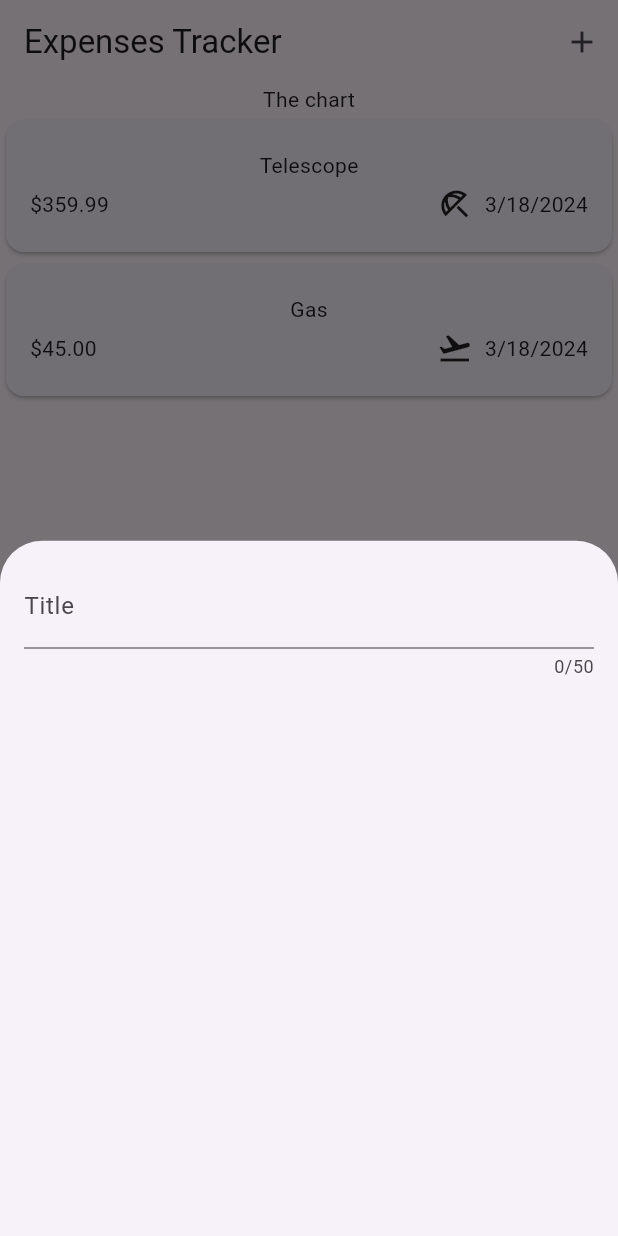
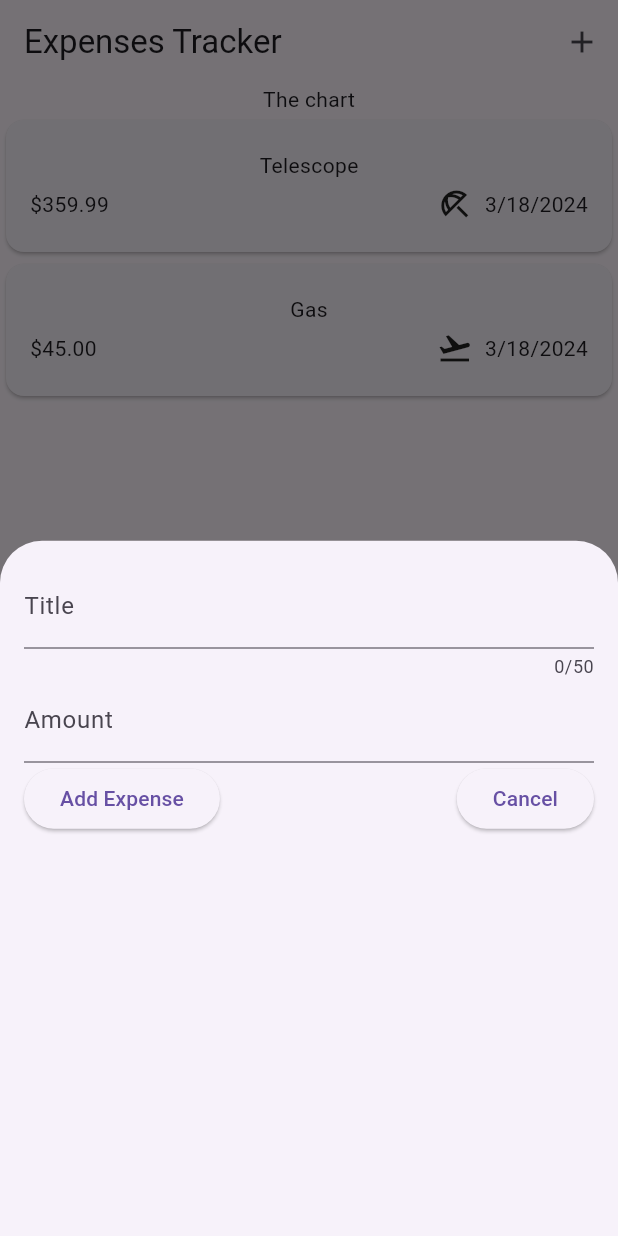
Before and after one commit to SheeloveDol/expense-tracker, a Flutter app: the screen it shows after launch, after a tap on the "add" icon, on a phone screen of 412 x 824 dp. Run offline on Flutter 3.47's test engine with Material 3 defaults, Android fonts, the phone set to English and light mode, and no system bars.

Commit message:
Added Textfield input for amount and added cancel button to close modal

```diff
--- a/lib/widgets/new_expense.dart
+++ b/lib/widgets/new_expense.dart
@@ -8,17 +8,56 @@ class NewExpense extends StatefulWidget {
 }
 
 class _NewExpenseState extends State<NewExpense> {
+  // creating controller to get the value of the text field
+  final _titleController = TextEditingController();
+  final _amountController = TextEditingController();
+
+  // VERY IMPORTANT! Dispose of the controller when the widget is removed from the widget tree
+  @override
+  void dispose() {
+    _titleController.dispose();
+    _amountController.dispose();
+    super.dispose();
+  }
+
   @override
   Widget build(BuildContext context) {
-    return const Padding(
-      padding: EdgeInsets.all(16.0),
+    return Padding(
+      padding: const EdgeInsets.all(16.0),
       child: Column(
         children: [
           TextField(
+            controller: _titleController,
             maxLength: 50,
-            decoration: InputDecoration(
+            decoration: const InputDecoration(
               label: Text('Title'),
             ),
+          ),
+          TextField(
+            controller: _amountController,
+            keyboardType: TextInputType.number,
+            decoration: const InputDecoration(
+              prefixText: '\$ ',
+              label: Text('Amount'),
+            ),
+          ),
+          Row(
+            children: [
+              ElevatedButton(
+                onPressed: () {
+                  debugPrint(_titleController.text);
+                },
+                child: const Text('Add Expense'),
+              ),
+              const Spacer(),
+              ElevatedButton(
+                onPressed: () {
+                  debugPrint('Cancelling expense');
+                  Navigator.of(context).pop();
+                },
+                child: const Text('Cancel'),
+              ),
+            ],
           ),
         ],
       ),
```
